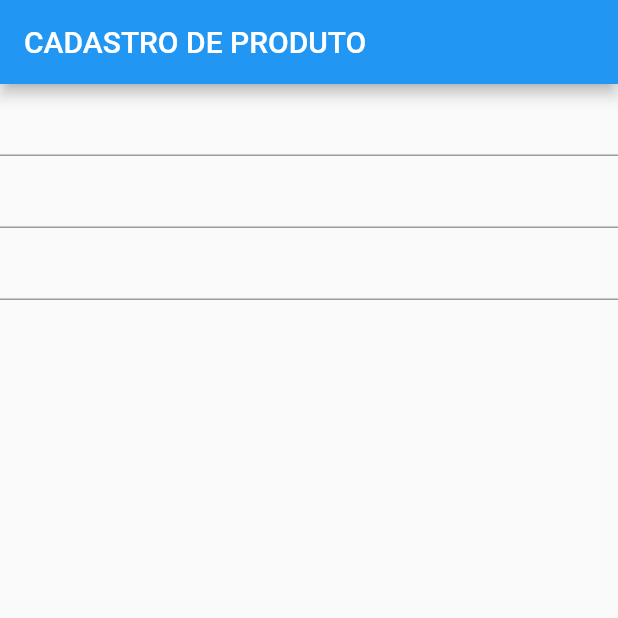
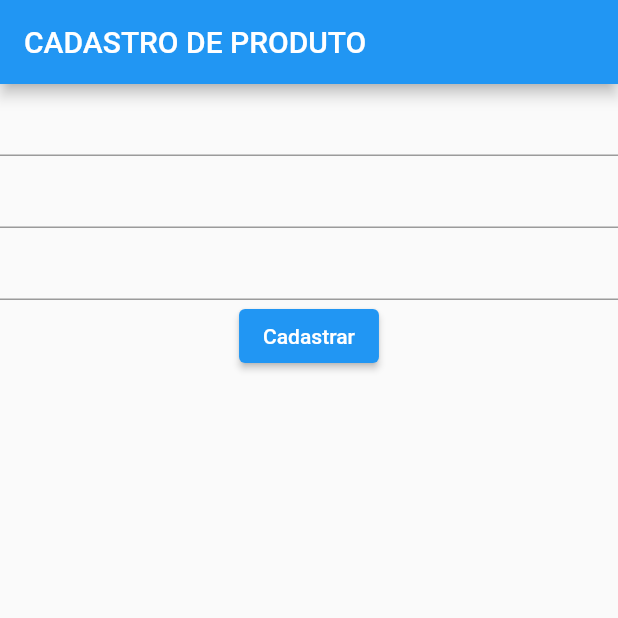
Before and after one commit to ErickBezerrar/POO-1, a Flutter app: the screen it shows after launch, on a phone screen of 412 x 824 dp, the top half of it. Run offline on Flutter 3.47's test engine with Material 2 defaults, Android fonts, the phone set to English and light mode, and no system bars; missing offline and left inert: myapp; key blocks and very long unbroken strings in the code were emptied for the run.

Commit message:
projeto flutter tarefa6 -> adicionando indicadores para as variáveis + classe produto e variáveis

```diff
--- a/tarefa6/lib/main.dart
+++ b/tarefa6/lib/main.dart
@@ -1,9 +1,15 @@
 import 'package:flutter/material.dart';
 
-void main() => runApp(MyApp());
+void main() {
+  runApp(MyApp());
+}
 
 class MyApp extends StatelessWidget {
-  // This widget is the root of your application.
+
+  final TextEditingController _controladorNome = TextEditingController();
+  final TextEditingController _controladorQuantidade = TextEditingController();
+  final TextEditingController _controladorValor = TextEditingController();
+
   @override
   Widget build(BuildContext context) {
     return MaterialApp(
@@ -13,12 +19,28 @@ class MyApp extends StatelessWidget {
         ),
         body: Column(
           children: <Widget>[
-            TextField(),
-            TextField(),
-            TextField(),
+            TextField( controller: _controladorNome,),
+            TextField( controller: _controladorQuantidade,),
+            TextField( controller: _controladorValor,),
+            ElevatedButton(
+              child: Text('Cadastrar'),
+              onPressed: () {},
+            )
           ],
         ),
       ),
     );
   }
 }
+
+class Produto {
+  final String nome;
+  final int quantidade;
+  final double valor;
+
+  Produto(
+    this.nome,
+    this.quantidade,
+    this.valor,
+  );
+}
```
